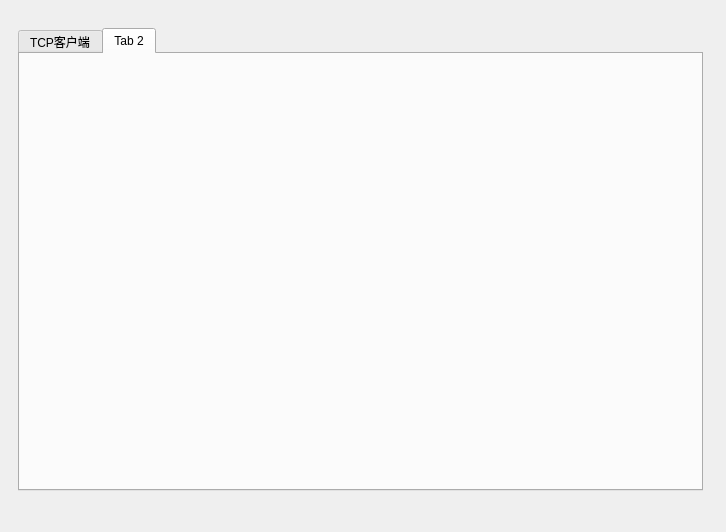
Before: the Qt Designer form qsockettools.ui in yexiaopeng/QSocketTools, drawn with Qt 5.
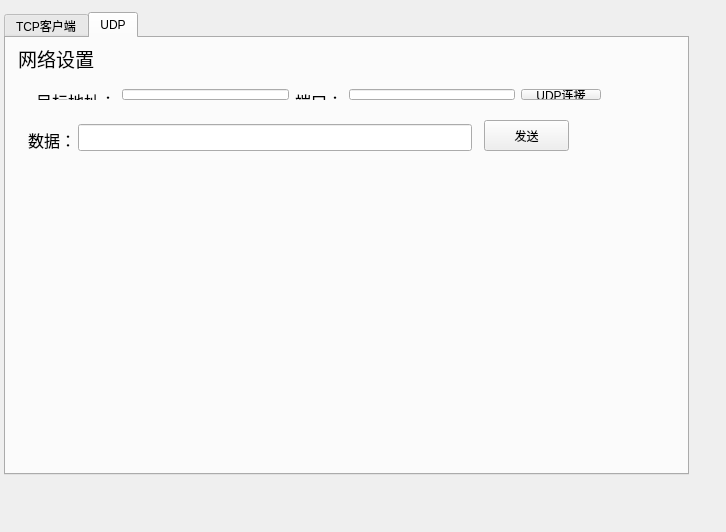
After: the same form once the commit is applied. The open tabs and pages were chosen to show the change.

Commit message: 实现了udp的发送功能

The edit to the form file:
```diff
--- a/qsockettools.ui
+++ b/qsockettools.ui
@@ -16,8 +16,8 @@
   <widget class="QTabWidget" name="tabWidget">
    <property name="geometry">
     <rect>
-     <x>18</x>
-     <y>28</y>
+     <x>4</x>
+     <y>12</y>
      <width>685</width>
      <height>463</height>
     </rect>
@@ -248,8 +248,109 @@
    </widget>
    <widget class="QWidget" name="UDP">
     <attribute name="title">
-     <string>Tab 2</string>
+     <string>UDP</string>
     </attribute>
+    <widget class="QLabel" name="label_9">
+     <property name="geometry">
+      <rect>
+       <x>12</x>
+       <y>10</y>
+       <width>81</width>
+       <height>21</height>
+      </rect>
+     </property>
+     <property name="font">
+      <font>
+       <pointsize>14</pointsize>
+      </font>
+     </property>
+     <property name="text">
+      <string>网络设置</string>
+     </property>
+    </widget>
+    <widget class="QLabel" name="label_12">
+     <property name="geometry">
+      <rect>
+       <x>22</x>
+       <y>86</y>
+       <width>48</width>
+       <height>32</height>
+      </rect>
+     </property>
+     <property name="text">
+      <string>&lt;html&gt;&lt;head/&gt;&lt;body&gt;&lt;p&gt;&lt;span style=&quot; font-size:12pt;&quot;&gt;数据：&lt;/span&gt;&lt;/p&gt;&lt;/body&gt;&lt;/html&gt;</string>
+     </property>
+    </widget>
+    <widget class="QLineEdit" name="le_SendData_udp">
+     <property name="geometry">
+      <rect>
+       <x>72</x>
+       <y>86</y>
+       <width>394</width>
+       <height>27</height>
+      </rect>
+     </property>
+    </widget>
+    <widget class="QPushButton" name="pb_SendData_udp">
+     <property name="geometry">
+      <rect>
+       <x>478</x>
+       <y>82</y>
+       <width>85</width>
+       <height>31</height>
+      </rect>
+     </property>
+     <property name="text">
+      <string>发送</string>
+     </property>
+    </widget>
+    <widget class="QWidget" name="">
+     <property name="geometry">
+      <rect>
+       <x>19</x>
+       <y>40</y>
+       <width>587</width>
+       <height>33</height>
+      </rect>
+     </property>
+     <layout class="QHBoxLayout" name="horizontalLayout_3">
+      <item>
+       <widget class="QLabel" name="label_10">
+        <property name="text">
+         <string>&lt;html&gt;&lt;head/&gt;&lt;body&gt;&lt;p&gt;&lt;span style=&quot; font-size:12pt;&quot;&gt;目标地址：&lt;/span&gt;&lt;/p&gt;&lt;/body&gt;&lt;/html&gt;</string>
+        </property>
+       </widget>
+      </item>
+      <item>
+       <widget class="QLineEdit" name="le_ServerAddr_udp">
+        <property name="text">
+         <string/>
+        </property>
+       </widget>
+      </item>
+      <item>
+       <widget class="QLabel" name="label_11">
+        <property name="text">
+         <string>&lt;html&gt;&lt;head/&gt;&lt;body&gt;&lt;p&gt;&lt;span style=&quot; font-size:12pt;&quot;&gt;端口：&lt;/span&gt;&lt;/p&gt;&lt;/body&gt;&lt;/html&gt;</string>
+        </property>
+       </widget>
+      </item>
+      <item>
+       <widget class="QLineEdit" name="le_ServerPort_udp">
+        <property name="text">
+         <string/>
+        </property>
+       </widget>
+      </item>
+      <item>
+       <widget class="QPushButton" name="pb_UdpConnect">
+        <property name="text">
+         <string>UDP连接</string>
+        </property>
+       </widget>
+      </item>
+     </layout>
+    </widget>
    </widget>
   </widget>
  </widget>
```
Left out of the diff: 18 changed lines with no effect on the pictures. The commit also changes 2 other files.
